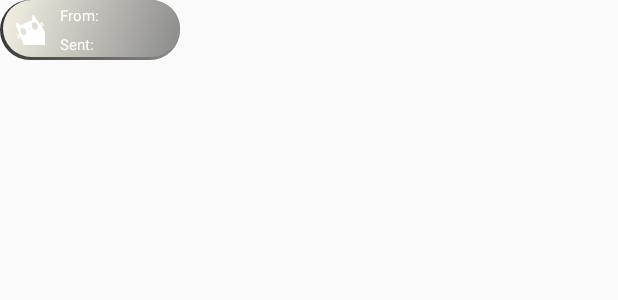
After one commit to plandrem/fluffr-android, an Android app: the layout inbox_badge.xml on its own in the app's theme, with its tools: preview values and no code run, on a phone screen of 412 x 824 dp. The commit adds this screen. Shown: the top 300 px of the screen. Run offline under Robolectric (Android 15) with nearby library versions, the phone set to English and light mode, and no system bars.

Commit message:
add inbox badges and splash screen

```diff
--- a/app/src/main/java/com/fluffr/app/fluffr/BrowserActivity.java
+++ b/app/src/main/java/com/fluffr/app/fluffr/BrowserActivity.java
@@ -380,7 +380,8 @@ public class BrowserActivity extends ActionBarActivity
             // bail if already showing
             if (isVisible) return;
 
-            dialog = new Dialog(BrowserActivity.this, R.style.Theme_Transparent);
+//            dialog = new Dialog(BrowserActivity.this, R.style.Theme_Transparent);
+            dialog = new Dialog(BrowserActivity.this, R.style.Theme_AppCompat);
             dialog.requestWindowFeature(Window.FEATURE_NO_TITLE);
             dialog.setContentView(R.layout.loading_dialog);
             dialog.setCanceledOnTouchOutside(false);
--- /dev/null
+++ b/app/src/main/res/drawable-hdpi/inbox_badge_background.xml
@@ -0,0 +1,40 @@
+<?xml version="1.0" encoding="utf-8"?>
+
+<layer-list xmlns:android="http://schemas.android.com/apk/res/android">
+
+    <item>
+        <shape
+            android:shape="rectangle">
+
+            <gradient
+                android:angle="315"
+                android:startColor="#333333"
+                android:endColor="#8A8A8A"
+                android:centerX="0.75"
+                />
+
+            <corners android:radius="80dp"/>
+
+            <size android:height="60dp" android:width="130dp"/>
+        </shape>
+    </item>
+
+    <item android:bottom="2dp" android:left="2dp">
+        <shape
+            android:shape="rectangle">
+
+            <solid android:color="#3B96FF" />
+            <gradient
+                android:angle="315"
+                android:startColor="#F5F2E4"
+                android:endColor="#8A8A8A"
+                android:centerX="0.75"
+                />
+
+            <corners android:radius="80dp"/>
+
+            <size android:height="20dp" android:width="120dp"/>
+        </shape>
+    </item>
+
+</layer-list>
--- /dev/null
+++ b/app/src/main/res/layout/inbox_badge.xml
@@ -0,0 +1,46 @@
+<?xml version="1.0" encoding="utf-8"?>
+<RelativeLayout
+    xmlns:android="http://schemas.android.com/apk/res/android"
+    android:layout_width="120dp"
+    android:layout_height="40dp"
+    android:background="@drawable/inbox_badge_background"
+    >
+
+    <ImageView
+        android:id="@+id/inbox_badge_image"
+        android:layout_width="20dp"
+        android:layout_height="20dp"
+        android:layout_centerVertical="true"
+        android:background="@drawable/fluffr_cat_icon"
+        android:layout_margin="10dp"
+        />
+
+    <LinearLayout
+        android:layout_width="wrap_content"
+        android:layout_height="wrap_content"
+        android:orientation="vertical"
+        android:layout_toRightOf="@id/inbox_badge_image"
+        android:layout_centerVertical="true">
+        <TextView
+            android:id="@+id/inbox_badge_name_text"
+            android:layout_width="wrap_content"
+            android:layout_height="wrap_content"
+            android:text="From: "
+            android:textSize="10sp"
+            android:layout_marginRight="20dp"
+            android:textColor="#FFFFFF"/>
+
+        <TextView
+            android:id="@+id/inbox_badge_date_text"
+            android:layout_width="wrap_content"
+            android:layout_height="wrap_content"
+            android:text="Sent: "
+            android:textSize="10sp"
+            android:layout_marginTop="5dp"
+            android:layout_marginRight="20dp"
+            android:textColor="#FFFFFF"/>
+
+    </LinearLayout>
+
+
+</RelativeLayout>
```
Also changed, not shown: app/src/main/java/com/fluffr/app/fluffr/FluffView.java (+7 -5 lines), app/src/main/java/com/fluffr/app/fluffr/InboxBadge.java (added, +39 -0 lines), app/src/main/res/drawable-hdpi/spinner.xml (+7 -4 lines), app/src/main/res/layout/fluff_view_children.xml (+9 -0 lines), app/src/main/res/layout/loading_dialog.xml (+9 -3 lines), app/src/main/res/drawable-hdpi/fluffr_splash.png (added).
